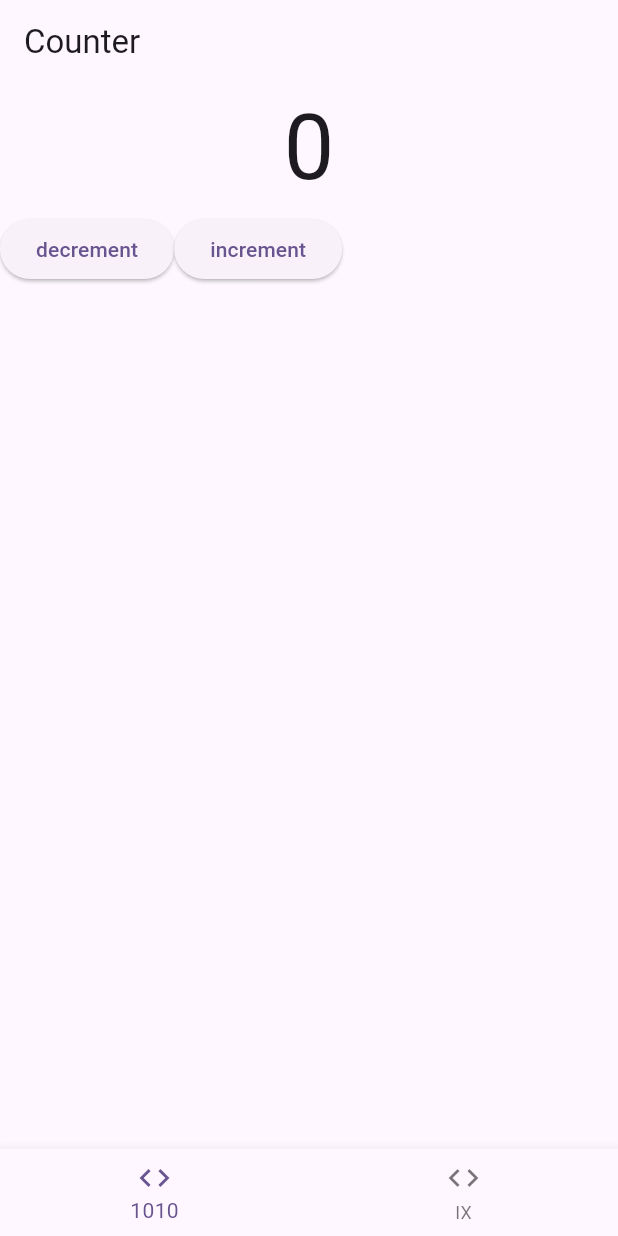
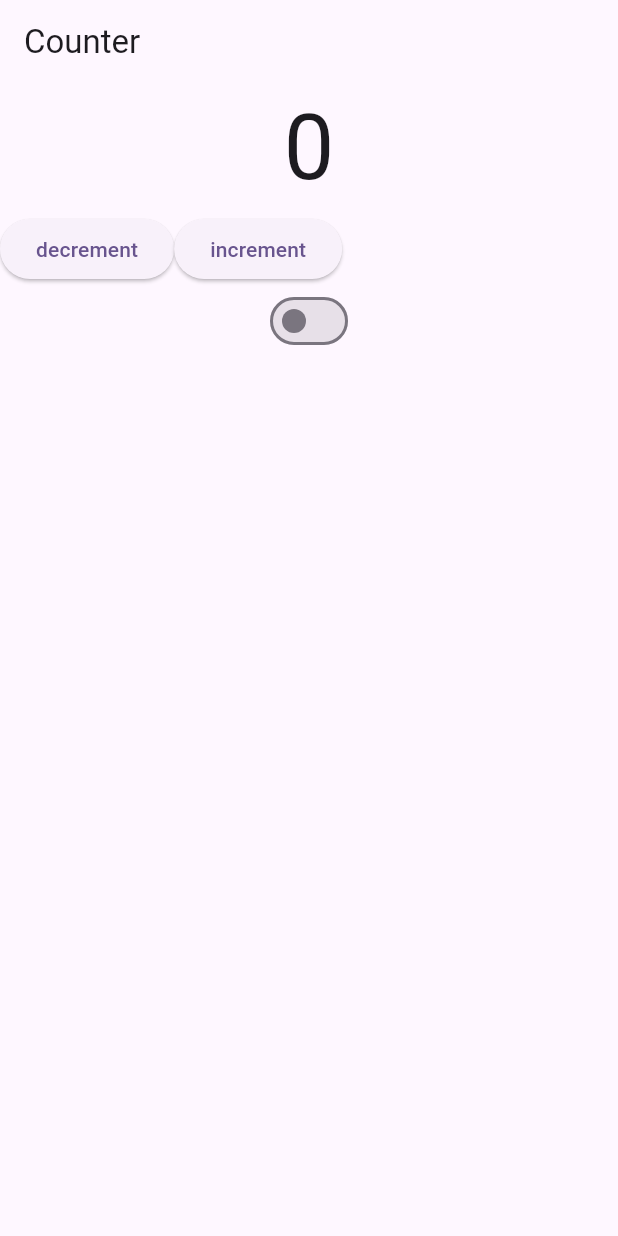
Before and after one commit to raj210809/counterapp, a Flutter app: the screen it shows after launch, after a tap on "decrement", after a tap on "increment", on a phone screen of 412 x 824 dp. Run offline on Flutter 3.47's test engine with Material 3 defaults, Android fonts, the phone set to English and light mode, and no system bars; our stand-ins replace bloc, equatable, flutter_bloc.

```diff
--- a/lib/bloc/counternumber/counterbloc.dart
+++ /dev/null
@@ -1,18 +0,0 @@
-import 'package:bloc/bloc.dart';
-import 'package:counterapp/bloc/counternumber/counterevent.dart';
-import 'package:counterapp/bloc/counternumber/counterstate.dart';
-
-class CounterBloc extends Bloc<CounterEvent, CounterState> {
-  CounterBloc() : super(const CounterState()) {
-    on<IncrementCounter>(_increment);
-    on<DecrementCounter>(_decrement);
-  }
-
-  void _increment(IncrementCounter event, Emitter<CounterState> emit) {
-    emit(state.copyWith(counter: state.counter + 1));
-  }
-
-  void _decrement(DecrementCounter event, Emitter<CounterState> emit) {
-    emit(state.copyWith(counter: state.counter - 1));
-  }
-}
--- a/lib/bloc/counternumber/counterstate.dart
+++ /dev/null
@@ -1,13 +0,0 @@
-import 'package:equatable/equatable.dart';
-
-class CounterState extends Equatable {
-  final int counter;
-  const CounterState({this.counter = 0});
-
-  CounterState copyWith({int? counter}) {
-    return CounterState(counter: counter ?? this.counter);
-  }
-
-  @override
-  List<Object> get props => [counter];
-}
--- /dev/null
+++ b/lib/features/binary/bloc/binaryevent.dart
@@ -0,0 +1,7 @@
+abstract class BinaryEvent {}
+
+class IntToBinary extends BinaryEvent {
+  final String integer;
+
+  IntToBinary(this.integer)
+}
--- /dev/null
+++ b/lib/features/binary/bloc/binarystate.dart
@@ -0,0 +1,6 @@
+
+
+class ConvertedBinary {
+  final int binary;
+  ConvertedBinary(this.binary);
+}
--- /dev/null
+++ b/lib/features/counter/bloc/counterbloc.dart
@@ -0,0 +1,23 @@
+import 'package:bloc/bloc.dart';
+import 'package:counterapp/features/counter/bloc/counterevent.dart';
+import 'package:counterapp/features/counter/bloc/counterstate.dart';
+
+class CounterBloc extends Bloc<CounterEvent, CounterState> {
+  CounterBloc() : super(const CounterState(0, false)) {
+    on<IncrementCounter>(_increment);
+    on<DecrementCounter>(_decrement);
+    on<BinaryEvent>(_togglebinary);
+  }
+
+  void _increment(IncrementCounter event, Emitter<CounterState> emit) {
+    emit(CounterState(state.counter + 1, state.isBinary));
+  }
+
+  void _decrement(DecrementCounter event, Emitter<CounterState> emit) {
+    emit(CounterState(state.counter - 1, state.isBinary));
+  }
+
+  void _togglebinary(BinaryEvent event, Emitter<CounterState> emit) {
+    emit(CounterState(state.counter, !(state.isBinary)));
+  }
+}
--- a/lib/bloc/counternumber/counterevent.dart
+++ b/lib/features/counter/bloc/counterevent.dart
@@ -13,3 +13,7 @@ class IncrementCounter extends CounterEvent {
 class DecrementCounter extends CounterEvent {
 
 }
+
+class BinaryEvent extends CounterEvent {
+
+}
--- /dev/null
+++ b/lib/features/counter/bloc/counterstate.dart
@@ -0,0 +1,6 @@
+class CounterState {
+  final int counter;
+  final bool isBinary;
+
+  const CounterState(this.counter, this.isBinary);
+}
--- a/lib/ui/counternumber/counter_screen.dart
+++ b/lib/features/counter/counter_screen.dart
@@ -1,6 +1,6 @@
-import 'package:counterapp/bloc/counternumber/counterbloc.dart';
-import 'package:counterapp/bloc/counternumber/counterevent.dart';
-import 'package:counterapp/bloc/counternumber/counterstate.dart';
+import 'package:counterapp/features/counter/bloc/counterbloc.dart';
+import 'package:counterapp/features/counter/bloc/counterevent.dart';
+import 'package:counterapp/features/counter/bloc/counterstate.dart';
 import 'package:flutter/material.dart';
 import 'package:flutter_bloc/flutter_bloc.dart';
 
@@ -12,8 +12,7 @@ class CounterScreen extends StatefulWidget {
 }
 
 class _CounterScreenState extends State<CounterScreen> {
-  // Current index for the bottom navigation bar
-  int _currentIndex = 0;
+
 
   @override
   Widget build(BuildContext context) {
@@ -43,25 +42,7 @@ class _CounterScreenState extends State<CounterScreen> {
               ),
             ],
           ),
-        ],
-      ),
-      bottomNavigationBar: BottomNavigationBar(
-        // currentIndex: _currentIndex,
-        // onTap: (index) {
-        //   setState(() {
-        //     _currentIndex = index;
-        //   });
-        //   // Add logic for handling item selection if necessary
-        // },
-        items:const [
-          BottomNavigationBarItem(
-            icon: Icon(Icons.code),
-            label: '1010',
-          ),
-          BottomNavigationBarItem(
-            icon: Icon(Icons.code),
-            label: 'IX',
-            )
+          Switch(value: context.read<CounterBloc>().state.isBinary, onChanged: (value){context.read<CounterBloc>().add(BinaryEvent());})
         ],
       ),
     );
--- a/lib/main.dart
+++ b/lib/main.dart
@@ -1,5 +1,5 @@
-import 'package:counterapp/bloc/counternumber/counterbloc.dart';
-import 'package:counterapp/ui/counternumber/counter_screen.dart';
+import 'package:counterapp/features/counter/bloc/counterbloc.dart';
+import 'package:counterapp/features/counter/counter_screen.dart';
 import 'package:flutter/material.dart';
 import 'package:flutter_bloc/flutter_bloc.dart';
 
```
Also changed, not shown: lib/features/binary/bloc/binarybloc.dart (added, +18 -0 lines), lib/features/binary/binary_sreen.dart (added).
